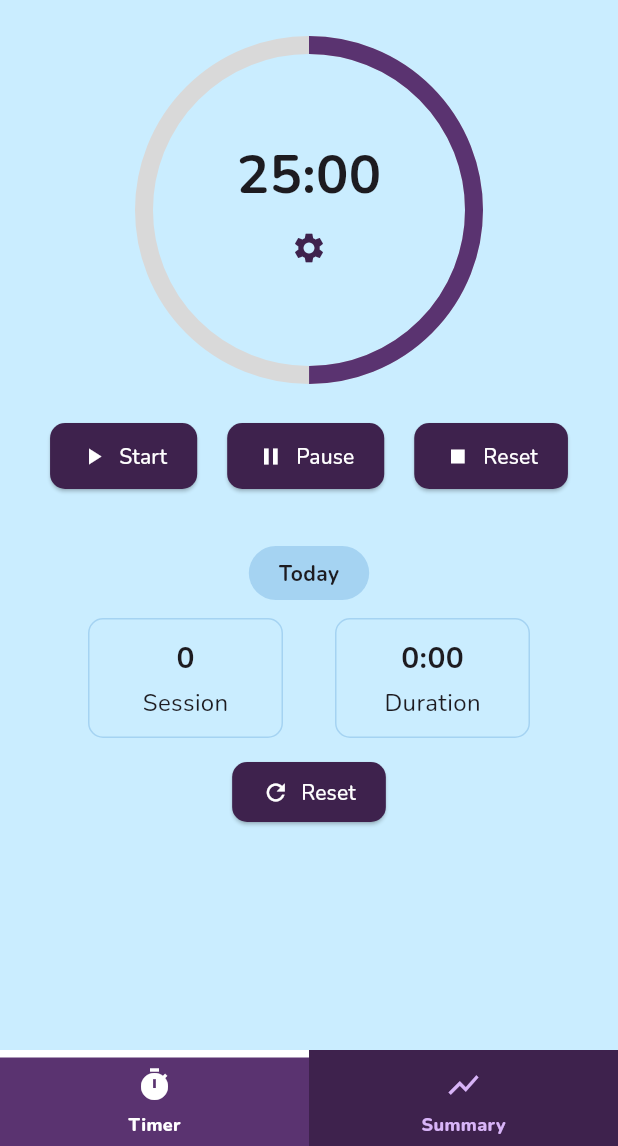
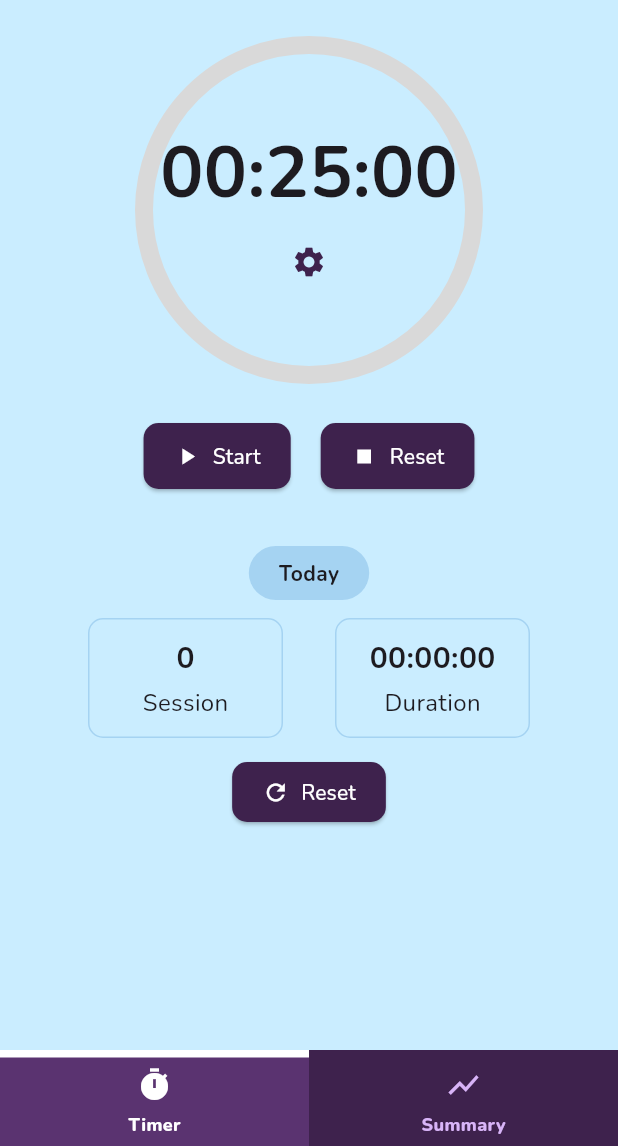
Before and after one commit to lazuardi-kipidapp/pomodoro_timer, a Flutter app: the screen it shows after launch, on a phone screen of 412 x 824 dp, the part 90-1236 px from its top. Run offline on Flutter 3.47's test engine with Material 3 defaults, Android fonts, the phone set to English and light mode, and no system bars; our stand-ins replace awesome_notifications, flutter_local_notifications, shared_preferences.

Commit message:
circular indicator

```diff
--- a/lib/screens/timer_screen.dart
+++ b/lib/screens/timer_screen.dart
@@ -1,6 +1,14 @@
+import 'dart:async';
+
 import 'package:flutter/material.dart';
+import 'package:pomodoro_timer/controllers/summary_controller.dart';
+import 'package:pomodoro_timer/models/timer_model.dart';
+import 'package:pomodoro_timer/services/notification_service.dart';
 import 'package:pomodoro_timer/utils/custom_colors.dart';
+import 'package:pomodoro_timer/widgets/custom_timer_dialog.dart';
 import 'package:pomodoro_timer/widgets/summary_card_group.dart';
+import 'package:pomodoro_timer/widgets/timer_buttons.dart';
+import 'package:pomodoro_timer/widgets/timer_display.dart';
 import 'package:pomodoro_timer/widgets/timer_navpills.dart';
 
 class TimerScreen extends StatefulWidget {
@@ -12,6 +20,88 @@ class TimerScreen extends StatefulWidget {
 
 class _TimerScreenState extends State<TimerScreen> {
   bool isWorkMode = true;
+
+  late TimerModel timerModel;
+  bool isRunning = false;
+  Timer? timer;
+  final NotificationService _notificationService = NotificationService();
+  String selectedMode = 'Work';
+
+  @override
+  void initState() {
+    super.initState();
+    Map<String, int> settings = SummaryController.getTimerSettings();
+    timerModel = TimerModel(
+      workDuration: settings['work_duration']!,
+      breakDuration: settings['break_duration']!,
+      remainingTime: settings['work_duration']!,
+      isWorkSession: true,
+    );
+    _notificationService.initializeNotifications();
+  }
+
+  void _startTimer() {
+    setState(() => isRunning = true);
+    timer = Timer.periodic(const Duration(seconds: 1), (timer) {
+      if (timerModel.remainingTime > 0) {
+        setState(() => timerModel.remainingTime--);
+      } else {
+        _notificationService.showNotification(timerModel.isWorkSession);
+        if (timerModel.isWorkSession) {
+          final workedSeconds = timerModel.workDuration;
+          final workedMinutes = (workedSeconds / 60).floor(); // atau round()
+          SummaryController.recordWorkSession(workedMinutes);
+        }
+        _switchSession();
+      }
+    });
+  }
+
+
+  void _stopTimer() {
+    setState(() => isRunning = false);
+    timer?.cancel();
+  }
+
+  void _resetTimer() {
+    _stopTimer();
+    setState(() {
+      timerModel.remainingTime = timerModel.isWorkSession ? timerModel.workDuration : timerModel.breakDuration;
+    });
+  }
+
+  void _changeMode(String newMode) {
+    setState(() {
+      selectedMode = newMode;
+      timerModel.isWorkSession = selectedMode == 'Work';
+      timerModel.remainingTime = timerModel.isWorkSession
+          ? timerModel.workDuration
+          : timerModel.breakDuration;
+    });
+  }
+
+  void _switchSession() {
+    _stopTimer();
+    _changeMode(timerModel.isWorkSession ? 'Break' : 'Work');
+  }
+
+  void _showCustomTimerDialog() async {
+    final result = await showDialog<Map<String, int>>(
+      context: context,
+      builder: (context) => CustomTimerDialog(
+        initialWorkDuration: timerModel.workDuration,
+        initialBreakDuration: timerModel.breakDuration,
+      ),
+    );
+    if (result != null) {
+      setState(() {
+        timerModel.workDuration = result['work']!;
+        timerModel.breakDuration = result['break']!;
+        timerModel.remainingTime = timerModel.workDuration;
+      });
+      SummaryController.saveTimerSettings(timerModel.workDuration, timerModel.breakDuration);
+    }
+  }
 
   @override
   Widget build(BuildContext context) {
@@ -38,47 +128,19 @@ class _TimerScreenState extends State<TimerScreen> {
               const SizedBox(height: 30),
 
               // Circular Timer Display
-              Center(
-                child: Stack(
-                  alignment: Alignment.center,
-                  children: [
-                    SizedBox(
-                      width: 220,
-                      height: 220,
-                      child: CircularProgressIndicator(
-                        value: 0.5,
-                        strokeWidth: 12,
-                        backgroundColor: CustomColors.progressPurpleBG,
-                        valueColor: const AlwaysStoppedAnimation(CustomColors.progressPurpleValue),
-                      ),
-                    ),
-                    Column(
-                      mainAxisSize: MainAxisSize.min,
-                      children: [
-                        const Text("25:00", style: TextStyle(fontSize: 36, fontWeight: FontWeight.bold)),
-                        IconButton(
-                          onPressed: () {},
-                          icon: const Icon(Icons.settings),
-                          color: CustomColors.buttonPurpleBG,
-                        )
-                      ],
-                    )
-                  ],
-                ),
-              ),
+              TimerDisplay(
+                timeInSeconds: timerModel.remainingTime,
+                totalDuration: isWorkMode ? timerModel.workDuration : timerModel.breakDuration,
+                onSettingsPressed: _showCustomTimerDialog),
 
               const SizedBox(height: 30),
 
               // Control Buttons
-              Row(
-                mainAxisAlignment: MainAxisAlignment.center,
-                children: [
-                  _buildControlButton(Icons.play_arrow, "Start", () {}),
-                  const SizedBox(width: 20),
-                  _buildControlButton(Icons.pause, "Pause", () {}),
-                  const SizedBox(width: 20),
-                  _buildControlButton(Icons.stop, "Reset", () {}),
-                ],
+              TimerButtons(
+                isRunning: isRunning,
+                onStart: _startTimer,
+                onStop: _stopTimer,
+                onReset: _resetTimer,
               ),
 
               const SizedBox(height: 36),
@@ -92,17 +154,5 @@ class _TimerScreenState extends State<TimerScreen> {
     );
   }
 
-  Widget _buildControlButton(IconData icon, String label, VoidCallback onTap) {
-    return ElevatedButton.icon(
-      onPressed: onTap,
-      icon: Icon(icon),
-      label: Text(label),
-      style: ElevatedButton.styleFrom(
-        backgroundColor: CustomColors.buttonPurpleBG,
-        foregroundColor: CustomColors.buttonPurpleLabel,
-        shape: RoundedRectangleBorder(borderRadius: BorderRadius.circular(10)),
-        padding: const EdgeInsets.symmetric(horizontal: 20, vertical: 12),
-      ),
-    );
-  }
+
 }
--- a/lib/widgets/summary_card_group.dart
+++ b/lib/widgets/summary_card_group.dart
@@ -98,9 +98,15 @@ class _SummaryCardGroupState extends State<SummaryCardGroup> {
     );
   }
 
-  String _formatDuration(int minutes) {
-    final d = Duration(minutes: minutes);
+  String _formatDuration(int time) {
+    final d = Duration(seconds: time);
     String twoDigits(int n) => n.toString().padLeft(2, '0');
-    return '${d.inHours}:${twoDigits(d.inMinutes.remainder(60))}';
+
+    final hours = twoDigits(d.inHours);
+    final mins = twoDigits(d.inMinutes.remainder(60));
+    final secs = twoDigits(d.inSeconds.remainder(60));
+
+    return '$hours:$mins:$secs';
   }
+
 }
--- a/lib/widgets/timer_buttons.dart
+++ b/lib/widgets/timer_buttons.dart
@@ -1,4 +1,5 @@
 import 'package:flutter/material.dart';
+import 'package:pomodoro_timer/utils/custom_colors.dart';
 import 'package:pomodoro_timer/utils/strings.dart';
 
 class TimerButtons extends StatelessWidget {
@@ -20,16 +21,26 @@ class TimerButtons extends StatelessWidget {
     return Row(
       mainAxisAlignment: MainAxisAlignment.center,
       children: [
-        ElevatedButton(
-          onPressed: isRunning ? onStop : onStart,
-          child: Text(isRunning ? Strings.pause : Strings.start),
-        ),
+        isRunning ?
+        _buildControlButton(Icons.pause, Strings.pause, onStop) :
+        _buildControlButton(Icons.play_arrow, Strings.start, onStart),
         const SizedBox(width: 20),
-        ElevatedButton(
-          onPressed: onReset,
-          child: const Text(Strings.reset),
-        ),
+        _buildControlButton(Icons.stop, Strings.reset, onReset),
       ],
     );
   }
+
+  Widget _buildControlButton(IconData icon, String label, VoidCallback onTap) {
+    return ElevatedButton.icon(
+      onPressed: onTap,
+      icon: Icon(icon),
+      label: Text(label),
+      style: ElevatedButton.styleFrom(
+        backgroundColor: CustomColors.buttonPurpleBG,
+        foregroundColor: CustomColors.buttonPurpleLabel,
+        shape: RoundedRectangleBorder(borderRadius: BorderRadius.circular(10)),
+        padding: const EdgeInsets.symmetric(horizontal: 20, vertical: 12),
+      ),
+    );
+  }
 }
--- /dev/null
+++ b/lib/widgets/timer_display copy.dart
@@ -0,0 +1,20 @@
+import 'package:flutter/material.dart';
+
+class TimerDisplay extends StatelessWidget {
+  final int timeInSeconds;
+  const TimerDisplay({super.key, required this.timeInSeconds});
+
+  String _formatTime(int seconds) {
+    final int minutes = seconds ~/ 60;
+    final int remainingSeconds = seconds % 60;
+    return '${minutes.toString().padLeft(2, '0')}:${remainingSeconds.toString().padLeft(2, '0')}';
+  }
+
+  @override
+  Widget build(BuildContext context) {
+    return Text(
+      _formatTime(timeInSeconds),
+      style: const TextStyle(fontSize: 48, fontWeight: FontWeight.bold),
+    );
+  }
+}
--- a/lib/widgets/timer_display.dart
+++ b/lib/widgets/timer_display.dart
@@ -1,20 +1,87 @@
 import 'package:flutter/material.dart';
+import 'package:pomodoro_timer/utils/custom_colors.dart';
 
-class TimerDisplay extends StatelessWidget {
+class TimerDisplay extends StatefulWidget {
   final int timeInSeconds;
-  const TimerDisplay({super.key, required this.timeInSeconds});
+  final int totalDuration;
+  final VoidCallback onSettingsPressed;
 
-  String _formatTime(int seconds) {
-    final int minutes = seconds ~/ 60;
-    final int remainingSeconds = seconds % 60;
-    return '${minutes.toString().padLeft(2, '0')}:${remainingSeconds.toString().padLeft(2, '0')}';
+  const TimerDisplay({
+    super.key,
+    required this.timeInSeconds,
+    required this.totalDuration,
+    required this.onSettingsPressed,
+  });
+
+  @override
+  State<TimerDisplay> createState() => _TimerDisplayState();
+}
+
+class _TimerDisplayState extends State<TimerDisplay> {
+  late double _previousProgress;
+  late double _currentProgress;
+
+  @override
+  void initState() {
+    super.initState();
+    _currentProgress = 1 - (widget.timeInSeconds / widget.totalDuration);
+    _previousProgress = _currentProgress;
   }
 
   @override
+  void didUpdateWidget(covariant TimerDisplay oldWidget) {
+    super.didUpdateWidget(oldWidget);
+    _previousProgress = _currentProgress;
+    _currentProgress = 1 - (widget.timeInSeconds / widget.totalDuration);
+  }
+
+  String _formatTime(int seconds) {
+    final hours = seconds ~/ 3600;
+    final minutes = (seconds % 3600) ~/ 60;
+    final remainingSeconds = seconds % 60;
+
+    return '${hours.toString().padLeft(2, '0')}:'
+          '${minutes.toString().padLeft(2, '0')}:'
+          '${remainingSeconds.toString().padLeft(2, '0')}';
+  }
+
+
+  @override
   Widget build(BuildContext context) {
-    return Text(
-      _formatTime(timeInSeconds),
-      style: const TextStyle(fontSize: 48, fontWeight: FontWeight.bold),
+    return Center(
+      child: Stack(
+        alignment: Alignment.center,
+        children: [
+          TweenAnimationBuilder<double>(
+            tween: Tween<double>(begin: _previousProgress, end: _currentProgress),
+            duration: const Duration(milliseconds: 500),
+            builder: (context, value, child) => SizedBox(
+              width: 220,
+              height: 220,
+              child: CircularProgressIndicator(
+                value: value,
+                strokeWidth: 12,
+                backgroundColor: CustomColors.progressPurpleBG,
+                valueColor: const AlwaysStoppedAnimation(CustomColors.progressPurpleValue),
+              ),
+            ),
+          ),
+          Column(
+            mainAxisSize: MainAxisSize.min,
+            children: [
+              Text(
+                _formatTime(widget.timeInSeconds),
+                style: const TextStyle(fontSize: 48, fontWeight: FontWeight.bold),
+              ),
+              IconButton(
+                onPressed: widget.onSettingsPressed,
+                icon: const Icon(Icons.settings),
+                color: CustomColors.buttonPurpleBG,
+              ),
+            ],
+          ),
+        ],
+      ),
     );
   }
 }
```
